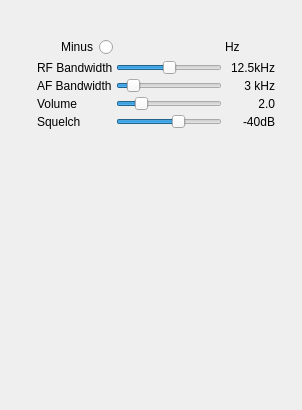
Qt form plugins/channel/nfm/nfmdemodgui.ui (f4exb/sdrangel) before a commit.
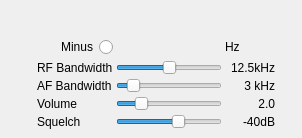
The same form after that commit. Custom widgets are drawn as their Qt base class.

Commit message: Removed useless spectrum visualizer in NFM receivers. Created a null sink class to fit corresponding parameter in NFMDemod class constructor

Diff of the .ui file:
```diff
--- a/plugins/channel/nfm/nfmdemodgui.ui
+++ b/plugins/channel/nfm/nfmdemodgui.ui
@@ -7,7 +7,7 @@
     <x>0</x>
     <y>0</y>
     <width>302</width>
-    <height>410</height>
+    <height>138</height>
    </rect>
   </property>
   <property name="windowTitle">
@@ -244,70 +244,8 @@
     </item>
    </layout>
   </widget>
-  <widget class="QWidget" name="spectrumContainer" native="true">
-   <property name="geometry">
-    <rect>
-     <x>40</x>
-     <y>140</y>
-     <width>218</width>
-     <height>184</height>
-    </rect>
-   </property>
-   <property name="windowTitle">
-    <string>Channel Spectrum</string>
-   </property>
-   <layout class="QVBoxLayout" name="verticalLayout">
-    <property name="spacing">
-     <number>2</number>
-    </property>
-    <property name="leftMargin">
-     <number>3</number>
-    </property>
-    <property name="topMargin">
-     <number>3</number>
-    </property>
-    <property name="rightMargin">
-     <number>3</number>
-    </property>
-    <property name="bottomMargin">
-     <number>3</number>
-    </property>
-    <item>
-     <widget class="GLSpectrum" name="glSpectrum" native="true">
-      <property name="enabled">
-       <bool>true</bool>
-      </property>
-      <property name="minimumSize">
-       <size>
-        <width>200</width>
-        <height>150</height>
-       </size>
-      </property>
-     </widget>
-    </item>
-    <item>
-     <widget class="GLSpectrumGUI" name="spectrumGUI" native="true">
-      <property name="enabled">
-       <bool>true</bool>
-      </property>
-     </widget>
-    </item>
-   </layout>
-  </widget>
  </widget>
  <customwidgets>
-  <customwidget>
-   <class>GLSpectrum</class>
-   <extends>QWidget</extends>
-   <header>gui/glspectrum.h</header>
-   <container>1</container>
-  </customwidget>
-  <customwidget>
-   <class>GLSpectrumGUI</class>
-   <extends>QWidget</extends>
-   <header>gui/glspectrumgui.h</header>
-   <container>1</container>
-  </customwidget>
   <customwidget>
    <class>RollupWidget</class>
    <extends>QWidget</extends>
```
The commit also changes 6 other files.
